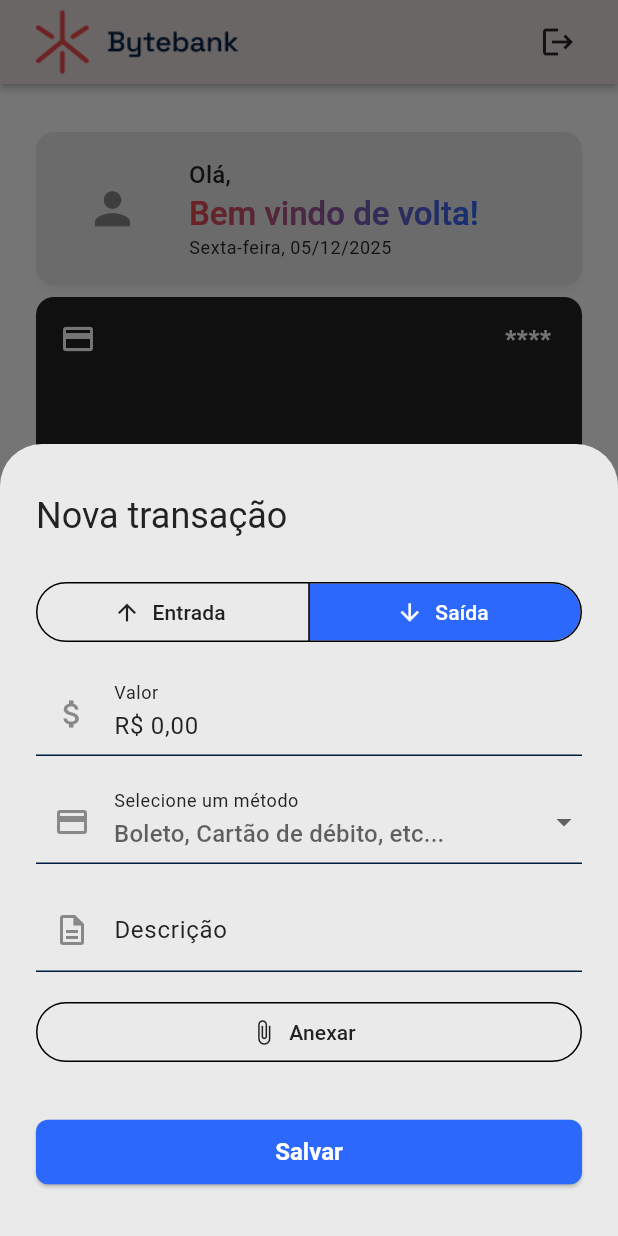
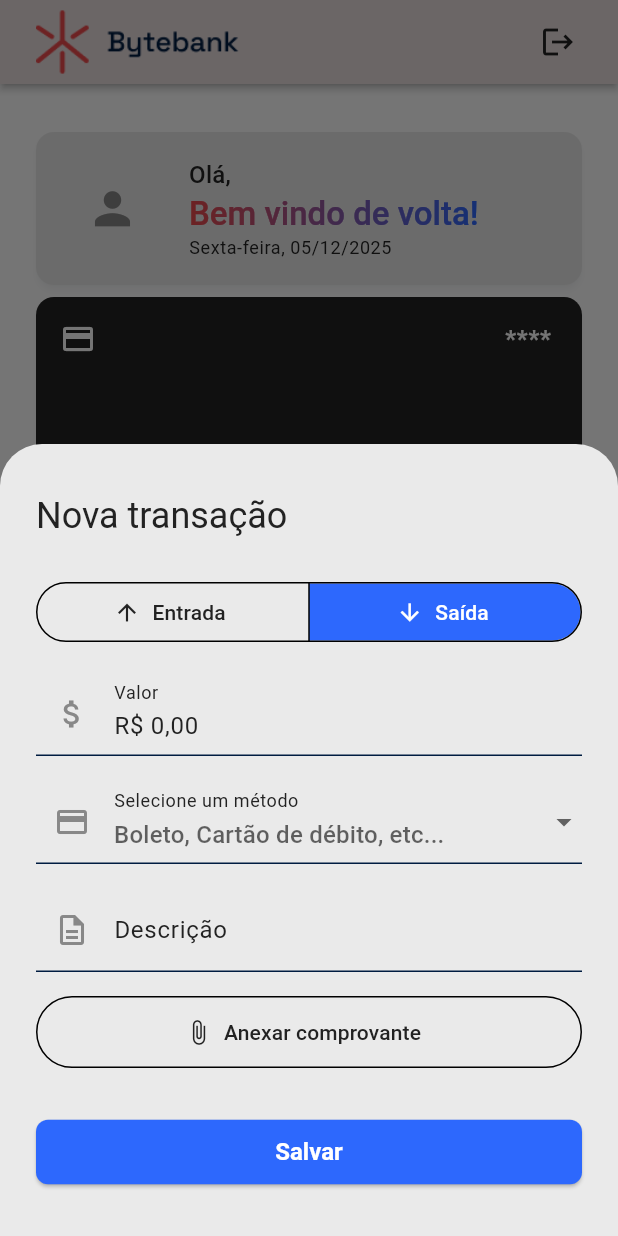
Before and after one commit to carloscallejas91/bytebank_app, a Flutter app: the screen it shows once a user with an empty profile is signed in, after a tap on the "add" icon, on a phone screen of 412 x 824 dp. Run offline on Flutter 3.47's test engine with Material 3 defaults, Android fonts, the phone set to English and light mode, and no system bars; drawn by our look-alikes of simple_gradient_text; our stand-ins replace cloud_firestore, firebase_auth, firebase_core, firebase_storage, flutter_animate, flutter_masked_text2 and 4 more; accounts and stored records are empty.

Commit message:
refactor: Refatora a UI do formulário de transação com widgets especializados

```diff
--- /dev/null
+++ b/lib/app/constants/constants.dart
@@ -0,0 +1,17 @@
+class AppConstants {
+  static const List<String> expenseMethods = [
+    'Boleto',
+    'Cartão de débito',
+    'Cartão de crédito',
+    'Pix',
+    'Outro',
+  ];
+
+  static const List<String> incomeMethods = [
+    'Salário',
+    'Depósito bancário',
+    'Reembolso',
+    'Pix',
+    'Outro',
+  ];
+}
--- a/lib/app/utils/app_validators.dart
+++ b/lib/app/utils/app_validators.dart
@@ -1,3 +1,4 @@
+import 'package:flutter_masked_text2/flutter_masked_text2.dart';
 import 'package:get/get.dart';
 
 class AppValidators {
@@ -69,6 +70,16 @@ class AppValidators {
     return null;
   }
 
+  static String? currencyGreaterThanZero(
+    MoneyMaskedTextController controller, {
+    String? message,
+  }) {
+    if (controller.numberValue <= 0) {
+      return message ?? 'Por favor, insira um valor maior que zero.';
+    }
+    return null;
+  }
+
   static String? currency(String? value) {
     if (value == null || value.isEmpty) {
       return 'Por favor, insira um valor';
--- /dev/null
+++ b/lib/domain/enums/receipt_picker_state.dart
@@ -0,0 +1 @@
+enum ReceiptPickerState { attach, localFile, existingReceipt }
--- a/lib/modules/transaction_form/controllers/transaction_form_controller.dart
+++ b/lib/modules/transaction_form/controllers/transaction_form_controller.dart
@@ -4,8 +4,10 @@ import 'package:flutter/material.dart';
 import 'package:flutter_masked_text2/flutter_masked_text2.dart';
 import 'package:get/get.dart';
 import 'package:image_picker/image_picker.dart';
+import 'package:mobile_app/app/constants/constants.dart';
 import 'package:mobile_app/app/services/snack_bar_service.dart';
 import 'package:mobile_app/domain/entities/transaction_entity.dart';
+import 'package:mobile_app/domain/enums/receipt_picker_state.dart';
 import 'package:mobile_app/domain/enums/transaction_type.dart';
 import 'package:mobile_app/domain/repositories/i_auth_repository.dart';
 import 'package:mobile_app/domain/usecases/generate_id_usecase.dart';
@@ -27,8 +29,7 @@ class TransactionFormController extends GetxController {
   final _launchUrlUseCase = Get.find<LaunchUrlUseCase>();
   final _generateIdUseCase = Get.find<GenerateIdUseCase>();
   final _saveTransactionUseCase = Get.find<SaveTransactionUseCase>();
-  final _resolveReceiptUrlUseCase =
-      Get.find<ResolveReceiptUrlUseCase>();
+  final _resolveReceiptUrlUseCase = Get.find<ResolveReceiptUrlUseCase>();
 
   // Form Key
   final formKey = GlobalKey<FormState>();
@@ -72,7 +73,39 @@ class TransactionFormController extends GetxController {
     super.onClose();
   }
 
+  // Getters
   bool get isEditMode => editingTransaction != null;
+
+  List<String> get currentPaymentMethods {
+    if (selectedType.value == TransactionType.expense) {
+      return AppConstants.expenseMethods;
+    } else {
+      return AppConstants.incomeMethods;
+    }
+  }
+
+  IconData get paymentMethodPrefixIcon {
+    return selectedType.value == TransactionType.expense
+        ? Icons.payment_outlined
+        : Icons.source_outlined;
+  }
+
+  String get paymentMethodHintText {
+    return selectedType.value == TransactionType.expense
+        ? 'Boleto, Cartão de débito, etc...'
+        : 'Salário, Pix, etc...';
+  }
+
+  ReceiptPickerState get receiptPickerState {
+    if (selectedReceipt.value != null) {
+      return ReceiptPickerState.localFile;
+    }
+    if (existingReceiptUrl.value != null &&
+        existingReceiptUrl.value!.isNotEmpty) {
+      return ReceiptPickerState.existingReceipt;
+    }
+    return ReceiptPickerState.attach;
+  }
 
   // UI Actions
   void setTransactionType(TransactionType type) {
--- a/lib/modules/transaction_form/ui/transaction_form_sheet.dart
+++ b/lib/modules/transaction_form/ui/transaction_form_sheet.dart
@@ -1,33 +1,19 @@
-import 'dart:io';
-
 import 'package:flutter/material.dart';
-import 'package:flutter_masked_text2/flutter_masked_text2.dart';
 import 'package:get/get.dart';
 import 'package:mobile_app/app/ui/widgets/custom_button.dart';
-import 'package:mobile_app/app/ui/widgets/custom_text_field.dart';
 import 'package:mobile_app/app/utils/app_validators.dart';
-import 'package:mobile_app/domain/enums/transaction_type.dart';
+import 'package:mobile_app/domain/enums/receipt_picker_state.dart';
 import 'package:mobile_app/modules/transaction_form/controllers/transaction_form_controller.dart';
+import 'package:mobile_app/modules/transaction_form/widgets/description_field.dart';
+import 'package:mobile_app/modules/transaction_form/widgets/payment_method_dropdown.dart';
+import 'package:mobile_app/modules/transaction_form/widgets/receipt_picker.dart';
+import 'package:mobile_app/modules/transaction_form/widgets/save_button.dart';
+import 'package:mobile_app/modules/transaction_form/widgets/type_selector.dart';
+import 'package:mobile_app/modules/transaction_form/widgets/value_field.dart';
 import 'package:path/path.dart' as p;
 
 class TransactionFormSheet extends GetView<TransactionFormController> {
   const TransactionFormSheet({super.key});
-
-  static final List<String> _expenseMethods = [
-    'Boleto',
-    'Cartão de débito',
-    'Cartão de crédito',
-    'Pix',
-    'Outro',
-  ];
-
-  static final List<String> _incomeMethods = [
-    'Salário',
-    'Depósito bancário',
-    'Reembolso',
-    'Pix',
-    'Outro',
-  ];
 
   @override
   Widget build(BuildContext context) {
@@ -47,36 +33,78 @@ class TransactionFormSheet extends GetView<TransactionFormController> {
                 style: theme.textTheme.headlineSmall,
               ),
               const SizedBox(height: 24),
-              _buildTypeSelector(
-                selectedType: controller.selectedType,
-                onTypeChanged: controller.setTransactionType,
+              Obx(
+                () => TypeSelector(
+                  selectedType: controller.selectedType.value,
+                  onTypeChanged: controller.setTransactionType,
+                ),
               ),
               const SizedBox(height: 16),
-              _buildValueField(valueController: controller.valueController),
-              const SizedBox(height: 16),
-              _buildPaymentMethodDropdown(
-                selectedType: controller.selectedType,
-                selectedPaymentMethod: controller.selectedPaymentMethod,
-                onPaymentMethodChanged: (newValue) =>
-                    controller.selectedPaymentMethod.value = newValue,
+              ValueField(
+                valueController: controller.valueController,
+                labelText: 'Valor',
+                hintText: 'R\$0,00',
+                prefixIcon: Icons.attach_money,
+                validator: (_) => AppValidators.currencyGreaterThanZero(
+                  controller.valueController,
+                ),
               ),
               const SizedBox(height: 16),
-              _buildDescriptionField(
+              Obx(() {
+                return PaymentMethodDropdown(
+                  items: controller.currentPaymentMethods,
+                  value: controller.selectedPaymentMethod.value,
+                  prefixIcon: controller.paymentMethodPrefixIcon,
+                  hintText: controller.paymentMethodHintText,
+                  onChanged: (newValue) {
+                    controller.selectedPaymentMethod.value = newValue;
+                  },
+                  validator: (value) => AppValidators.notEmpty(
+                    value,
+                    message: 'Por favor, selecione um método.',
+                  ),
+                );
+              }),
+              const SizedBox(height: 16),
+              DescriptionField(
                 descriptionController: controller.descriptionController,
+                labelText: 'Descrição',
+                hintText: 'Descrição',
+                prefixIcon: Icons.description_outlined,
+                validator: (value) => AppValidators.notEmpty(
+                  value,
+                  message: 'A descrição é obrigatória.',
+                ),
               ),
               const SizedBox(height: 16),
-              _buildReceiptPicker(
-                selectedReceipt: controller.selectedReceipt,
-                existingReceiptUrl: controller.existingReceiptUrl,
-                onPickReceipt: controller.pickReceipt,
-                onViewReceipt: controller.viewReceipt,
-                onRemoveReceipt: controller.removeReceipt,
-                theme: theme,
-              ),
+              Obx(() {
+                final state = controller.receiptPickerState;
+                switch (state) {
+                  case ReceiptPickerState.localFile:
+                    return ReceiptPicker.localFile(
+                      fileName: p.basename(
+                        controller.selectedReceipt.value!.path,
+                      ),
+                      onRemoveReceipt: controller.removeReceipt,
+                    );
+                  case ReceiptPickerState.existingReceipt:
+                    return ReceiptPicker.existingReceipt(
+                      onViewReceipt: controller.viewReceipt,
+                      onRemoveReceipt: controller.removeReceipt,
+                    );
+                  case ReceiptPickerState.attach:
+                    return ReceiptPicker.attach(
+                      onPickReceipt: controller.pickReceipt,
+                    );
+                }
+              }),
               const SizedBox(height: 32),
-              _buildSaveButton(
-                isLoading: controller.isLoading,
-                onSave: controller.saveTransaction,
+              Obx(
+                () => SaveButton(
+                  textButton: 'Salvar',
+                  isLoading: controller.isLoading.value,
+                  onSave: controller.saveTransaction,
+                ),
               ),
             ],
           ),
@@ -84,169 +112,4 @@ class TransactionFormSheet extends GetView<TransactionFormController> {
       ),
     );
   }
-
-  Widget _buildTypeSelector({
-    required Rx<TransactionType> selectedType,
-    required ValueChanged<TransactionType> onTypeChanged,
-  }) {
-    return Obx(
-      () => SegmentedButton<TransactionType>(
-        showSelectedIcon: false,
-        segments: const [
-          ButtonSegment(
-            value: TransactionType.income,
-            label: Text('Entrada'),
-            icon: Icon(Icons.arrow_upward),
-          ),
-          ButtonSegment(
-            value: TransactionType.expense,
-            label: Text('Saída'),
-            icon: Icon(Icons.arrow_downward),
-          ),
-        ],
-        selected: {selectedType.value},
-        onSelectionChanged: (newSelection) => onTypeChanged(newSelection.first),
-      ),
-    );
-  }
-
-  Widget _buildValueField({
-    required MoneyMaskedTextController valueController,
-  }) {
-    return CustomTextField(
-      controller: valueController,
-      labelText: 'Valor',
-      hintText: 'R\$0,00',
-      prefixIcon: Icons.attach_money,
-      keyboardType: const TextInputType.numberWithOptions(decimal: true),
-      validator: (value) {
-        if (valueController.numberValue <= 0) {
-          return 'Por favor, insira um valor maior que zero.';
-        }
-        return null;
-      },
-    );
-  }
-
-  Widget _buildPaymentMethodDropdown({
-    required Rx<TransactionType> selectedType,
-    required RxnString selectedPaymentMethod,
-    required ValueChanged<String?> onPaymentMethodChanged,
-  }) {
-    return Obx(() {
-      final isExpense = selectedType.value == TransactionType.expense;
-      final currentPaymentMethods = isExpense
-          ? _expenseMethods
-          : _incomeMethods;
-
-      return DropdownButtonFormField<String>(
-        key: ValueKey('payment_method_${selectedType.value}'),
-        initialValue: selectedPaymentMethod.value,
-        hint: Text(
-          isExpense
-              ? 'Boleto, Cartão de débito, etc...'
-              : 'Salário, Pix, etc...',
-        ),
-        decoration: InputDecoration(
-          labelText: 'Selecione um método',
-          prefixIcon: Icon(
-            isExpense ? Icons.payment_outlined : Icons.source_outlined,
-          ),
-        ),
-        items: currentPaymentMethods
-            .map(
-              (method) => DropdownMenuItem(value: method, child: Text(method)),
-            )
-            .toList(),
-        onChanged: onPaymentMethodChanged,
-        validator: (value) => AppValidators.notEmpty(
-          value,
-          message: 'Por favor, selecione um método.',
-        ),
-      );
-    });
-  }
-
-  Widget _buildDescriptionField({
-    required TextEditingController descriptionController,
-  }) {
-    return CustomTextField(
-      controller: descriptionController,
-      labelText: 'Descrição',
-      hintText: 'Descrição',
-      prefixIcon: Icons.description_outlined,
-      keyboardType: TextInputType.text,
-      validator: (value) =>
-          AppValidators.notEmpty(value, message: 'A descrição é obrigatória.'),
-    );
-  }
-
-  Widget _buildReceiptPicker({
-    required Rxn<File> selectedReceipt,
-    required RxnString existingReceiptUrl,
-    required VoidCallback onPickReceipt,
-    required VoidCallback onViewReceipt,
-    required VoidCallback onRemoveReceipt,
-    required ThemeData theme,
-  }) {
-    return Obx(() {
-      if (selectedReceipt.value != null) {
-        return Row(
-          children: [
-            const Icon(Icons.check_circle, color: Colors.green),
-            const SizedBox(width: 8),
-            Expanded(
-              child: Text(
-                p.basename(controller.selectedReceipt.value!.path),
-                overflow: TextOverflow.ellipsis,
-              ),
-            ),
-            IconButton(
-              icon: const Icon(Icons.close),
-              onPressed: onRemoveReceipt,
-            ),
-          ],
-        );
-      } else if (existingReceiptUrl.value != null &&
-          existingReceiptUrl.value!.isNotEmpty) {
-        return Row(
-          children: [
-            const Icon(Icons.cloud_done, color: Colors.blue),
-            const SizedBox(width: 8),
-            Expanded(child: Text('Comprovante salvo')),
-            TextButton(onPressed: onViewReceipt, child: const Text('Ver')),
-            IconButton(
-              icon: Icon(Icons.close, color: theme.colorScheme.error),
-              onPressed: onRemoveReceipt,
-            ),
-          ],
-        );
-      } else {
-        return OutlinedButton.icon(
-          icon: Icon(Icons.attach_file, color: theme.colorScheme.onSurface),
-          label: Text(
-            'Anexar',
-            style: TextStyle(color: theme.colorScheme.onSurface),
-          ),
-          onPressed: onPickReceipt,
-        );
-      }
-    });
-  }
-
-  Widget _buildSaveButton({
-    required RxBool isLoading,
-    required VoidCallback onSave,
-  }) {
-    return Obx(
-      () => SizedBox(
-        width: double.infinity,
-        child: CustomButton(
-          text: 'Salvar',
-          isLoading: isLoading.value,
-          onPressed: onSave,
-        ),
-      ),
-    );
-  }
 }
--- /dev/null
+++ b/lib/modules/transaction_form/widgets/description_field.dart
@@ -0,0 +1,33 @@
+import 'package:flutter/material.dart';
+import 'package:mobile_app/app/ui/widgets/custom_text_field.dart';
+
+class DescriptionField extends StatelessWidget {
+  final TextEditingController descriptionController;
+  final String labelText;
+  final String hintText;
+  final IconData prefixIcon;
+  final FormFieldValidator<String>? validator;
+
+  const DescriptionField({
+    super.key,
+    required this.descriptionController,
+    required this.labelText,
+    required this.hintText,
+    required this.prefixIcon,
+   this.validator,
+  });
+
+  @override
+  Widget build(BuildContext context) {
+    return CustomTextField(
+      controller: descriptionController,
+      labelText: labelText,
+      hintText: hintText,
+      prefixIcon: prefixIcon,
+      keyboardType: TextInputType.text,
+      validator: validator,
+          // (value) =>
+          // AppValidators.notEmpty(value, message: 'A descrição é obrigatória.'),
+    );
+  }
+}
--- /dev/null
+++ b/lib/modules/transaction_form/widgets/payment_method_dropdown.dart
@@ -0,0 +1,37 @@
+import 'package:flutter/material.dart';
+
+class PaymentMethodDropdown extends StatelessWidget {
+  final List<String> items;
+  final String? value;
+  final ValueChanged<String?> onChanged;
+  final FormFieldValidator<String>? validator;
+  final IconData? prefixIcon;
+  final String? hintText;
+
+  const PaymentMethodDropdown({
+    super.key,
+    required this.items,
+    required this.value,
+    required this.onChanged,
+    this.validator,
+    this.prefixIcon,
+    this.hintText,
+  });
+
+  @override
+  Widget build(BuildContext context) {
+    return DropdownButtonFormField<String>(
+      initialValue: value,
+      decoration: InputDecoration(
+        labelText: 'Selecione um método',
+        prefixIcon: prefixIcon != null ? Icon(prefixIcon) : null,
+        hintText: hintText,
+      ),
+      items: items.map((method) {
+        return DropdownMenuItem(value: method, child: Text(method));
+      }).toList(),
+      onChanged: onChanged,
+      validator: validator,
+    );
+  }
+}
--- /dev/null
+++ b/lib/modules/transaction_form/widgets/receipt_picker.dart
@@ -0,0 +1,131 @@
+import 'package:flutter/material.dart';
+import 'package:get/get.dart';
+
+class ReceiptPicker extends StatelessWidget {
+  final VoidCallback? _onPickReceipt;
+  final VoidCallback? _onViewReceipt;
+  final VoidCallback? _onRemoveReceipt;
+  final String? _fileName;
+
+  const ReceiptPicker.attach({super.key, required VoidCallback onPickReceipt})
+    : _onPickReceipt = onPickReceipt,
+      _onViewReceipt = null,
+      _onRemoveReceipt = null,
+      _fileName = null;
+
+  const ReceiptPicker.localFile({
+    super.key,
+    required String fileName,
+    required VoidCallback onRemoveReceipt,
+  }) : _onPickReceipt = null,
+       _onViewReceipt = null,
+       _onRemoveReceipt = onRemoveReceipt,
+       _fileName = fileName;
+
+  const ReceiptPicker.existingReceipt({
+    super.key,
+    required VoidCallback onViewReceipt,
+    required VoidCallback onRemoveReceipt,
+  }) : _onPickReceipt = null,
+       _onViewReceipt = onViewReceipt,
+       _onRemoveReceipt = onRemoveReceipt,
+       _fileName = null;
+
+  @override
+  Widget build(BuildContext context) {
+    if (_onPickReceipt != null) {
+      return _attachButton(onPick: _onPickReceipt);
+    }
+
+    if (_fileName != null) {
+      return _localFileDisplay(
+        fileName: _fileName,
+        onRemove: _onRemoveReceipt!,
+      );
+    }
+
+    return _existingReceiptDisplay(
+      onView: _onViewReceipt!,
+      onRemove: _onRemoveReceipt!,
+    );
+  }
+}
+
+Widget _attachButton({required VoidCallback onPick}) {
+  final theme = Theme.of(Get.context!);
+
+  return OutlinedButton.icon(
+    icon: Icon(Icons.attach_file, color: theme.colorScheme.onSurface),
+    label: Text(
+      'Anexar comprovante',
+      style: TextStyle(color: theme.colorScheme.onSurface),
+    ),
+    onPressed: onPick,
+    style: OutlinedButton.styleFrom(
+      minimumSize: const Size(double.infinity, 48),
+    ),
+  );
+}
+
+Widget _localFileDisplay({
+  required String fileName,
+  required VoidCallback onRemove,
+}) {
+  return _receiptInfoRow(
+    icon: Icons.check_circle,
+    iconColor: Colors.green,
+    text: fileName,
+    action: IconButton(
+      icon: const Icon(Icons.close),
+      onPressed: onRemove,
+      tooltip: 'Remover anexo',
+    ),
+  );
+}
+
+Widget _existingReceiptDisplay({
+  required VoidCallback onView,
+  required VoidCallback onRemove,
+}) {
+  final theme = Theme.of(Get.context!);
+
+  return _receiptInfoRow(
+    icon: Icons.cloud_done,
+    iconColor: Colors.blue,
+    text: 'Comprovante salvo',
+    action: Row(
+      mainAxisSize: MainAxisSize.min,
+      children: [
+        TextButton(onPressed: onView, child: const Text('Ver')),
+        IconButton(
+          icon: Icon(Icons.close, color: theme.colorScheme.error),
+          onPressed: onRemove,
+          tooltip: 'Remover comprovante',
+        ),
+      ],
+    ),
+  );
+}
+
+Widget _receiptInfoRow({
+  required IconData icon,
+  required Color iconColor,
+  required String text,
+  required Widget action,
+}) {
+  return Container(
+    padding: const EdgeInsets.symmetric(horizontal: 12, vertical: 8),
+    decoration: BoxDecoration(
+      border: Border.all(color: Colors.grey.shade400),
+      borderRadius: BorderRadius.circular(8),
+    ),
+    child: Row(
+      children: [
+        Icon(icon, color: iconColor),
+        const SizedBox(width: 12),
+        Expanded(child: Text(text, overflow: TextOverflow.ellipsis)),
+        action,
+      ],
+    ),
+  );
+}
--- /dev/null
+++ b/lib/modules/transaction_form/widgets/save_button.dart
@@ -0,0 +1,27 @@
+import 'package:flutter/material.dart';
+import 'package:mobile_app/app/ui/widgets/custom_button.dart';
+
+class SaveButton extends StatelessWidget {
+  final String textButton;
+  final bool isLoading;
+  final VoidCallback onSave;
+
+  const SaveButton({
+    super.key,
+    required this.textButton,
+    required this.isLoading,
+    required this.onSave,
+  });
+
+  @override
+  Widget build(BuildContext context) {
+    return SizedBox(
+      width: double.infinity,
+      child: CustomButton(
+        text: textButton,
+        isLoading: isLoading,
+        onPressed: onSave,
+      ),
+    );
+  }
+}
--- /dev/null
+++ b/lib/modules/transaction_form/widgets/type_selector.dart
@@ -0,0 +1,34 @@
+import 'package:flutter/material.dart';
+import 'package:mobile_app/domain/enums/transaction_type.dart';
+
+class TypeSelector extends StatelessWidget {
+  final TransactionType selectedType;
+  final ValueChanged<TransactionType> onTypeChanged;
+
+  const TypeSelector({
+    super.key,
+    required this.selectedType,
+    required this.onTypeChanged,
+  });
+
+  @override
+  Widget build(BuildContext context) {
+    return SegmentedButton<TransactionType>(
+      showSelectedIcon: false,
+      segments: const [
+        ButtonSegment(
+          value: TransactionType.income,
+          label: Text('Entrada'),
+          icon: Icon(Icons.arrow_upward),
+        ),
+        ButtonSegment(
+          value: TransactionType.expense,
+          label: Text('Saída'),
+          icon: Icon(Icons.arrow_downward),
+        ),
+      ],
+      selected: {selectedType},
+      onSelectionChanged: (newSelection) => onTypeChanged(newSelection.first),
+    );
+  }
+}
--- /dev/null
+++ b/lib/modules/transaction_form/widgets/value_field.dart
@@ -0,0 +1,32 @@
+import 'package:flutter/material.dart';
+import 'package:flutter_masked_text2/flutter_masked_text2.dart';
+import 'package:mobile_app/app/ui/widgets/custom_text_field.dart';
+
+class ValueField extends StatelessWidget {
+  final MoneyMaskedTextController valueController;
+  final String labelText;
+  final String hintText;
+  final IconData prefixIcon;
+  final FormFieldValidator<String>? validator;
+
+  const ValueField({
+    super.key,
+    required this.valueController,
+    required this.labelText,
+    required this.hintText,
+    required this.prefixIcon,
+    this.validator,
+  });
+
+  @override
+  Widget build(BuildContext context) {
+    return CustomTextField(
+      controller: valueController,
+      labelText: labelText,
+      hintText: hintText,
+      prefixIcon: prefixIcon,
+      keyboardType: const TextInputType.numberWithOptions(decimal: true),
+      validator: validator,
+    );
+  }
+}
```
